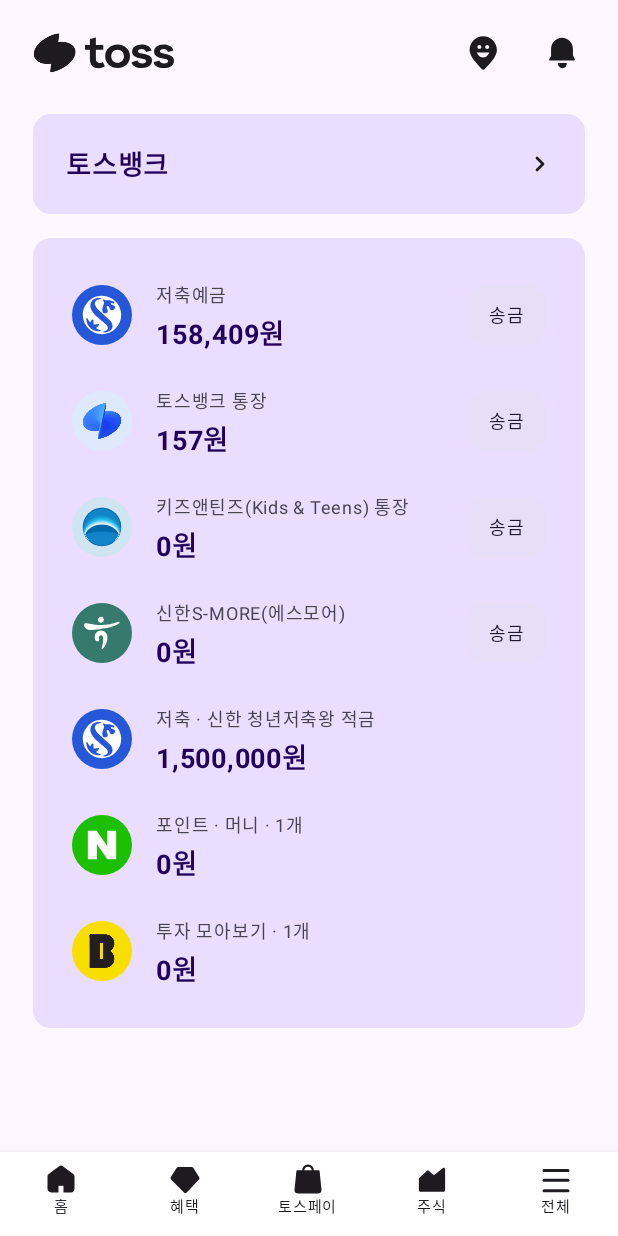
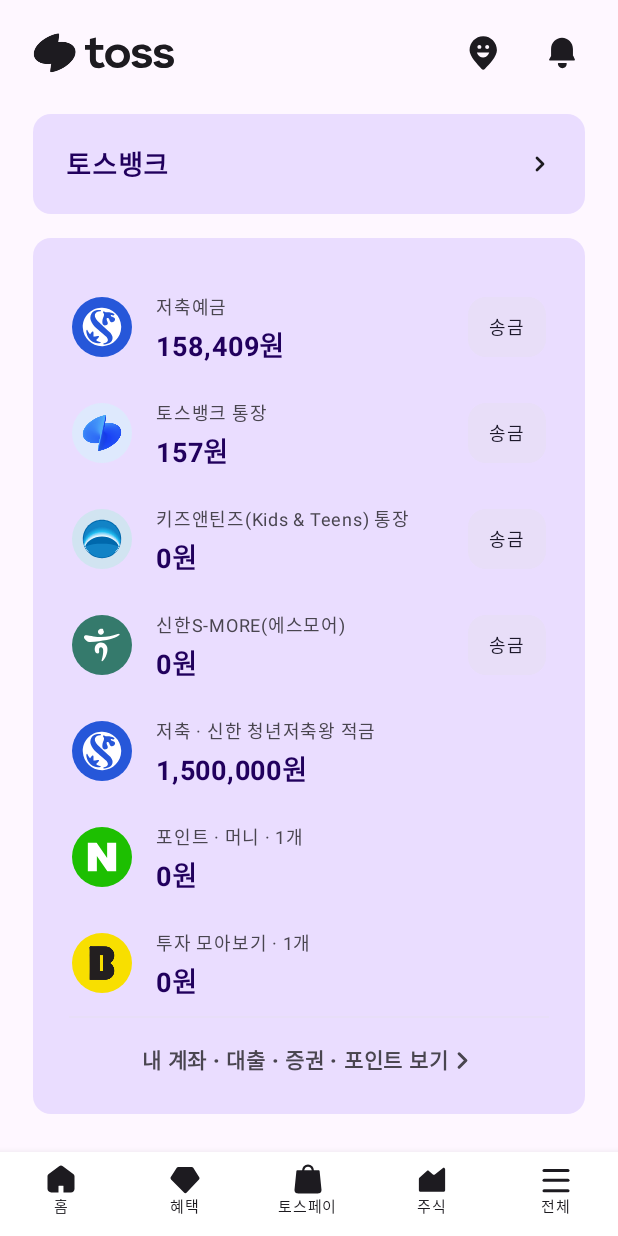
Before and after one commit to nahy-512/Toss_Compose, an Android app built with Jetpack Compose: the screen it shows after launch (MainActivity), on a phone screen of 412 x 824 dp. Run offline under Robolectric (Android 15) with nearby library versions, the phone set to English and light mode, and no system bars.

Commit message:
✨ Feat: AssetContainer UI 구현
자산 목록 리스트를 감싸는 Container

Related to: #3

```diff
--- a/Toss/app/src/main/java/com/compose/toss/ui/HomeScreen.kt
+++ b/Toss/app/src/main/java/com/compose/toss/ui/HomeScreen.kt
@@ -20,6 +20,7 @@ import androidx.compose.foundation.rememberScrollState
 import androidx.compose.foundation.verticalScroll
 import androidx.compose.material3.Card
 import androidx.compose.material3.CardDefaults
+import androidx.compose.material3.Divider
 import androidx.compose.material3.MaterialTheme
 import androidx.compose.material3.Text
 import androidx.compose.runtime.Composable
@@ -154,8 +155,7 @@ private fun TossBankContainer(
                 contentDescription = null,
                 colorFilter = ColorFilter.tint(MaterialTheme.colorScheme.onSurface),
                 modifier = modifier
-                    .height(16.dp)
-                    .width(16.dp)
+                    .size(dimensionResource(R.dimen.arrow_image_size))
             )
         }
     }
@@ -174,13 +174,46 @@ private fun AssetContainer(
     ) {
         Column(
             modifier = modifier
-                .padding(dimensionResource(R.dimen.padding_medium))
+                .padding(horizontal = dimensionResource(R.dimen.padding_medium), vertical = dimensionResource(R.dimen.padding_large))
         ) {
             for (asset in assets) {
                 AssetItem(
                     asset = asset,
-                    modifier = Modifier
+                    modifier = modifier
                 )
+            }
+            Divider(
+                color = MaterialTheme.colorScheme.secondaryContainer,
+                thickness = 1.dp,
+                modifier = modifier
+                    .fillMaxWidth()
+                    .padding(horizontal = dimensionResource(R.dimen.padding_small))
+            )
+            Box(
+                modifier = modifier
+                    .fillMaxWidth()
+            ) {
+                Row(
+                    horizontalArrangement = Arrangement.Center,
+                    verticalAlignment = Alignment.CenterVertically,
+                    modifier = modifier
+                        .fillMaxWidth()
+                        .padding(top = dimensionResource(R.dimen.padding_medium))
+                ) {
+                    Text(
+                        text = stringResource(R.string.assets_view_more),
+                        fontSize = 14.sp,
+                        fontWeight = FontWeight.ExtraBold,
+                        color = MaterialTheme.colorScheme.onSurfaceVariant
+                    )
+                    Image(
+                        painter = painterResource(R.drawable.ic_arrow_right),
+                        contentDescription = null,
+                        colorFilter = ColorFilter.tint(MaterialTheme.colorScheme.onSurfaceVariant),
+                        modifier = modifier
+                            .size(18.dp)
+                    )
+                }
             }
         }
     }
--- a/Toss/app/src/main/res/values/dimens.xml
+++ b/Toss/app/src/main/res/values/dimens.xml
@@ -2,5 +2,7 @@
 <resources>
     <dimen name="padding_small">8dp</dimen>
     <dimen name="padding_medium">16dp</dimen>
+    <dimen name="padding_large">24dp</dimen>
     <dimen name="image_size">64dp</dimen>
+    <dimen name="arrow_image_size">16dp</dimen>
 </resources>
--- a/Toss/app/src/main/res/values/strings.xml
+++ b/Toss/app/src/main/res/values/strings.xml
@@ -8,6 +8,7 @@
 
     <string name="remit">송금</string>
     <string name="wons">%s원</string>
+    <string name="assets_view_more">내 계좌 · 대출 · 증권 · 포인트 보기</string>
     <string name="assets_name_1">저축예금</string>
     <string name="assets_name_2">토스뱅크 통장</string>
     <string name="assets_name_3">키즈앤틴즈(Kids \u0026 Teens) 통장</string>
```
